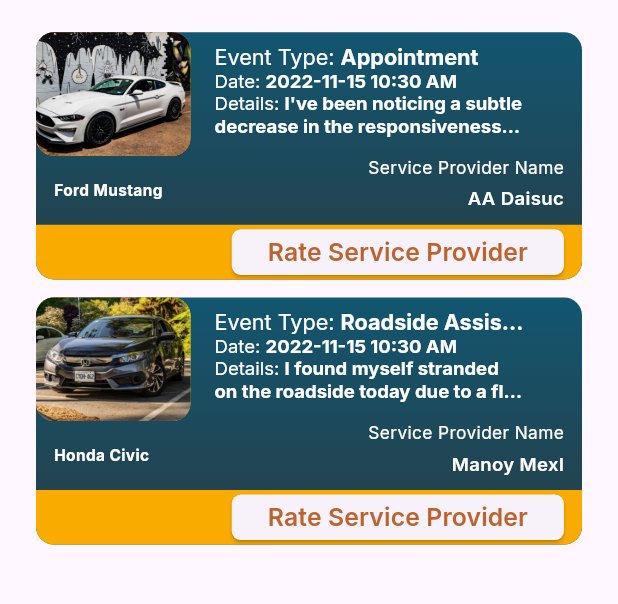
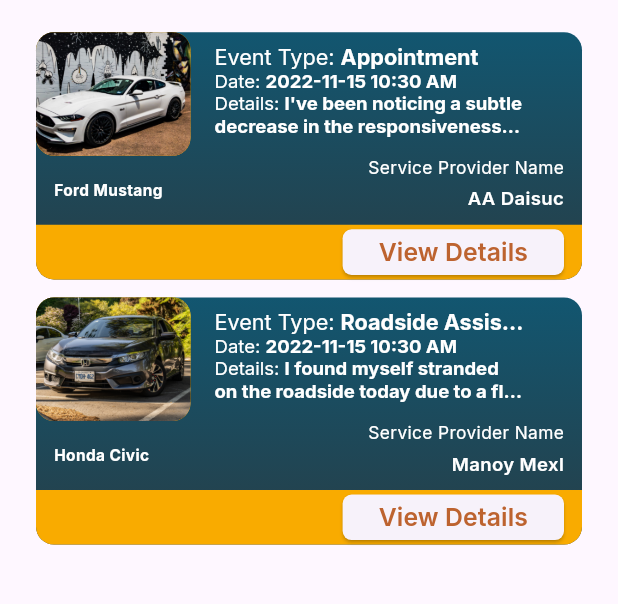
Before and after one commit to harleymamalias/mechanicall_app, a Flutter app: the screen it shows after launch, after a tap on the "menu" icon, after a tap on "Profile", after a tap on "View History", on a phone screen of 412 x 824 dp, the part 68-672 px from its top. Run offline on Flutter 3.47's test engine with Material 2 defaults, Android fonts, the phone set to English and light mode, and no system bars; our stand-ins replace file_picker, flutter_rating_bar, google_fonts.

Commit message:
Almost finished all service provider sidebar

```diff
--- a/lib/main.dart
+++ b/lib/main.dart
@@ -65,6 +65,7 @@
             ),
           ],
         ),
+        // endDrawer: CarOwnerSidebarCard());
         endDrawer: ServiceProviderSidebar());
   }
 }
--- /dev/null
+++ b/lib/sidebar/s-p_transaction_card.dart
@@ -0,0 +1,256 @@
+import 'package:flutter/material.dart';
+import '../app_styles.dart';
+import '../size_config.dart';
+import 's-p_transaction_details.dart';
+
+class ServiceProviderTransactionCard extends StatelessWidget {
+  final String eventType;
+  final String date;
+  final String serviceDetails;
+  final String serviceProviderName;
+  final String vehicleImage;
+  final String vehicleMake;
+  final String vehicleModel;
+
+  ServiceProviderTransactionCard({
+    required this.eventType,
+    required this.date,
+    required this.serviceDetails,
+    required this.serviceProviderName,
+    required this.vehicleImage,
+    required this.vehicleMake,
+    required this.vehicleModel,
+  });
+
+  @override
+  Widget build(BuildContext context) {
+    return Padding(
+      padding: const EdgeInsets.fromLTRB(24, 0, 24, 12),
+      child: Container(
+        height: SizeConfig.blockSizeVertical! * 20,
+        decoration: BoxDecoration(
+          gradient: LinearGradient(
+            begin: Alignment.bottomCenter,
+            end: Alignment.topCenter,
+            colors: [tCharcoal, Color(0xff125670)],
+          ),
+          borderRadius: BorderRadius.circular(12),
+        ),
+        child: GestureDetector(
+          onTap: () {},
+          child: Column(
+            children: [
+              Container(
+                height: SizeConfig.blockSizeVertical! * 10,
+                child: Row(
+                  children: [
+                    Container(
+                      width: SizeConfig.blockSizeHorizontal! * 25,
+                      height: SizeConfig.blockSizeVertical! * 25,
+                      decoration: BoxDecoration(
+                        color: tOrange,
+                        borderRadius: BorderRadius.circular(12),
+                        image: DecorationImage(
+                          image: AssetImage(vehicleImage),
+                          fit: BoxFit.cover,
+                        ),
+                      ),
+                    ),
+                    Padding(
+                      padding: const EdgeInsets.all(8.0),
+                      child: Column(
+                        mainAxisAlignment: MainAxisAlignment.start,
+                        crossAxisAlignment: CrossAxisAlignment.start,
+                        children: [
+                          Padding(
+                            padding: const EdgeInsets.fromLTRB(8, 0, 8, 0),
+                            child: Container(
+                              width: SizeConfig.blockSizeHorizontal! * 50,
+                              child: RichText(
+                                maxLines: 1,
+                                overflow: TextOverflow.ellipsis,
+                                text: TextSpan(
+                                  text: 'Event Type: ',
+                                  style: tInterRegular.copyWith(
+                                    color: tWhite,
+                                    fontSize:
+                                        SizeConfig.blockSizeHorizontal! * 3.5,
+                                  ),
+                                  children: <TextSpan>[
+                                    TextSpan(
+                                      text: eventType,
+                                      style: tInterBold.copyWith(
+                                        color: tWhite,
+                                        fontSize:
+                                            SizeConfig.blockSizeHorizontal! *
+                                                3.5,
+                                      ),
+                                    ),
+                                  ],
+                                ),
+                              ),
+                            ),
+                          ),
+                          Padding(
+                            padding: const EdgeInsets.fromLTRB(8, 0, 8, 0),
+                            child: Container(
+                              width: SizeConfig.blockSizeHorizontal! * 50,
+                              child: RichText(
+                                maxLines: 2,
+                                overflow: TextOverflow.ellipsis,
+                                text: TextSpan(
+                                  text: 'Date: ',
+                                  style: tInterRegular.copyWith(
+                                    color: tWhite,
+                                    fontSize:
+                                        SizeConfig.blockSizeHorizontal! * 3,
+                                  ),
+                                  children: <TextSpan>[
+                                    TextSpan(
+                                      text: date,
+                                      style: tInterBold.copyWith(
+                                        color: tWhite,
+                                        fontSize:
+                                            SizeConfig.blockSizeHorizontal! * 3,
+                                      ),
+                                    ),
+                                  ],
+                                ),
+                              ),
+                            ),
+                          ),
+                          Padding(
+                            padding: const EdgeInsets.fromLTRB(8, 0, 8, 0),
+                            child: Container(
+                              width: SizeConfig.blockSizeHorizontal! * 50,
+                              child: RichText(
+                                maxLines: 2,
+                                overflow: TextOverflow.ellipsis,
+                                text: TextSpan(
+                                  text: 'Details: ',
+                                  style: tInterRegular.copyWith(
+                                    color: tWhite,
+                                    fontSize:
+                                        SizeConfig.blockSizeHorizontal! * 3,
+                                  ),
+                                  children: <TextSpan>[
+                                    TextSpan(
+                                      text: serviceDetails,
+                                      style: tInterBold.copyWith(
+                                        color: tWhite,
+                                        fontSize:
+                                            SizeConfig.blockSizeHorizontal! * 3,
+                                      ),
+                                    ),
+                                  ],
+                                ),
+                              ),
+                            ),
+                          ),
+                        ],
+                      ),
+                    ),
+                  ],
+                ),
+              ),
+              Row(
+                mainAxisAlignment: MainAxisAlignment.spaceBetween,
+                crossAxisAlignment: CrossAxisAlignment.center,
+                children: [
+                  Padding(
+                    padding: const EdgeInsets.only(left: 12.0),
+                    child: Text(
+                      '$vehicleMake $vehicleModel',
+                      style: tInterBold.copyWith(
+                        color: tWhite,
+                        fontSize: SizeConfig.blockSizeHorizontal! * 2.5,
+                      ),
+                    ),
+                  ),
+                  Column(
+                    mainAxisAlignment: MainAxisAlignment.end,
+                    crossAxisAlignment: CrossAxisAlignment.end,
+                    children: [
+                      Padding(
+                        padding: const EdgeInsets.fromLTRB(8, 0, 12, 4),
+                        child: Text(
+                          'Service Provider Name',
+                          style: tInterRegular.copyWith(
+                            color: tWhite,
+                            fontSize: SizeConfig.blockSizeHorizontal! * 2.8,
+                          ),
+                        ),
+                      ),
+                      Padding(
+                        padding: const EdgeInsets.fromLTRB(8, 0, 12, 8),
+                        child: Text(
+                          serviceProviderName,
+                          maxLines: 1,
+                          overflow: TextOverflow.fade,
+                          style: tInterSemiBold.copyWith(
+                            color: tWhite,
+                            fontSize: SizeConfig.blockSizeHorizontal! * 3,
+                          ),
+                        ),
+                      ),
+                    ],
+                  ),
+                ],
+              ),
+              Expanded(
+                child: Container(
+                  decoration: BoxDecoration(
+                    color: tOrange,
+                    borderRadius: BorderRadius.only(
+                      bottomLeft: Radius.circular(12.0),
+                      bottomRight: Radius.circular(12.0),
+                    ),
+                  ),
+                  child: Row(
+                    mainAxisAlignment: MainAxisAlignment.end,
+                    children: [
+                      Padding(
+                        padding: const EdgeInsets.fromLTRB(3, 3, 12, 3),
+                        child: ElevatedButton(
+                          onPressed: () {
+                            Navigator.push(
+                              context,
+                              MaterialPageRoute(
+                                builder: (context) =>
+                                    ServiceProviderTransactionDetails(
+                                  eventType: eventType,
+                                  date: date,
+                                  serviceDetails: serviceDetails,
+                                  serviceProviderName: serviceProviderName,
+                                  vehicleImage: vehicleImage,
+                                  vehicleMake: vehicleMake,
+                                  vehicleModel: vehicleModel,
+                                ),
+                              ),
+                            );
+                          },
+                          child: Text(
+                            "View Details",
+                            style: tInterSemiBold.copyWith(
+                              color: tAlloyOrange,
+                              fontSize: SizeConfig.blockSizeVertical! * 2,
+                            ),
+                          ),
+                          style: ElevatedButton.styleFrom(
+                            shape: RoundedRectangleBorder(
+                              borderRadius: BorderRadius.circular(6.0),
+                            ),
+                          ),
+                        ),
+                      ),
+                    ],
+                  ),
+                ),
+              ),
+            ],
+          ),
+        ),
+      ),
+    );
+  }
+}
--- a/lib/sidebar/service-provider_history.dart
+++ b/lib/sidebar/service-provider_history.dart
@@ -0,0 +1,87 @@
+import 'package:flutter/material.dart';
+import '../app_styles.dart';
+import '../size_config.dart';
+import 's-p_transaction_card.dart';
+
+class ServiceProviderHistoryPage extends StatelessWidget {
+  @override
+  Widget build(BuildContext context) {
+    return Container(
+      color: Colors.white,
+      child: SafeArea(
+        child: Scaffold(
+          body: Column(
+            children: [
+              Row(
+                mainAxisAlignment: MainAxisAlignment.spaceBetween,
+                crossAxisAlignment: CrossAxisAlignment.center,
+                children: [
+                  Container(
+                    width: SizeConfig.blockSizeHorizontal! * 25,
+                    height: SizeConfig.blockSizeVertical! * 7.5,
+                    child: GestureDetector(
+                      onTap: () {
+                        Navigator.pop(context);
+                      },
+                      child: Align(
+                        alignment: Alignment.center,
+                        child: Icon(
+                          Icons.arrow_back_ios_new_rounded,
+                          size: SizeConfig.blockSizeHorizontal! * 7.5,
+                          color: tCharcoal,
+                        ),
+                      ),
+                    ),
+                  ),
+                  Center(
+                    child: Text(
+                      'My Transactions',
+                      style: tInterRegular.copyWith(
+                        fontWeight: FontWeight.w600,
+                        color: tCharcoal,
+                        fontSize: SizeConfig.blockSizeHorizontal! * 5,
+                      ),
+                    ),
+                  ),
+                  Container(
+                    width: SizeConfig.blockSizeHorizontal! * 25,
+                    height: SizeConfig.blockSizeVertical! * 7.5,
+                  ),
+                ],
+              ),
+              SizedBox(
+                height: 5,
+              ),
+              Expanded(
+                child: ListView(
+                  children: [
+                    ServiceProviderTransactionCard(
+                      eventType: 'Appointment',
+                      date: '2022-11-15 10:30 AM',
+                      serviceDetails:
+                          "I've been noticing a subtle decrease in the responsiveness of my car's brakes, and it feels like they're not gripping as effectively as before. For safety reasons, I'd like a comprehensive check and repair for the braking system. Additionally, as a responsible car owner, I'm keen on learning about the routine monthly maintenance tasks I should perform to keep my car in optimal condition. Your guidance on this matter would be greatly appreciated. Looking forward to your expertise in ensuring my vehicle's safety and longevity.",
+                      serviceProviderName: 'AA Daisuc',
+                      vehicleImage: 'assets/images/mustang.jpg',
+                      vehicleMake: 'Ford',
+                      vehicleModel: 'Mustang',
+                    ),
+                    ServiceProviderTransactionCard(
+                      eventType: 'Roadside Assistance',
+                      date: '2022-11-15 10:30 AM',
+                      serviceDetails:
+                          "I found myself stranded on the roadside today due to a flat tire. It seems the tire has worn out over time, and unfortunately, I wasn't able to replace it myself. I'm in need of urgent assistance to either repair or replace the tire. Additionally, if you could check the battery, as I suspect it might have run out, it would be greatly appreciated. Your prompt support in resolving these issues and getting me back on the road safely would mean a lot. Thank you in advance for your assistance.",
+                      serviceProviderName: 'Manoy Mexl',
+                      vehicleImage: 'assets/images/civic.jpg',
+                      vehicleMake: 'Honda',
+                      vehicleModel: 'Civic',
+                    ),
+                  ],
+                ),
+              ),
+            ],
+          ),
+        ),
+      ),
+    );
+  }
+}
--- a/lib/sidebar/service-provider_sidebar_card.dart
+++ b/lib/sidebar/service-provider_sidebar_card.dart
@@ -1,14 +1,12 @@
 import 'package:flutter/material.dart';
 import '../app_styles.dart';
 import '../size_config.dart';
-import '../sidebar/car-owner_profile.dart';
-import '../sidebar/car-owner_vehicles.dart';
-import '../sidebar/car-owner_history.dart';
-import '../sidebar/premium_page.dart';
 import '../sidebar/privacy-statement.dart';
 import '../sidebar/report_issue.dart';
 import '../sidebar/car-owner_d_backup.dart';
 import 'service-provider_certifications_page.dart';
+import 'service-provider_history.dart';
+import 'service-provider_profile.dart';
 
 class ServiceProviderSidebar extends StatelessWidget {
   @override
@@ -28,13 +26,13 @@
                 Center(
                   child: CircleAvatar(
                     radius: 40,
-                    backgroundImage: AssetImage('assets/images/harls.jpg'),
+                    backgroundImage: AssetImage('assets/images/meksel.jpg'),
                   ),
                 ),
                 SizedBox(height: 10),
                 Center(
                   child: Text(
-                    'Harley Mamalias',
+                    'Manoy Mexl',
                     style: tInterRegular.copyWith(
                       fontWeight: FontWeight.w600,
                       color: Colors.white,
@@ -75,7 +73,8 @@
                       Navigator.push(
                         context,
                         MaterialPageRoute(
-                            builder: (context) => ManageProfilePage()),
+                            builder: (context) =>
+                                ManageServiceProviderProfilePage()),
                       );
                     },
                   ),
@@ -114,8 +113,27 @@
                       Navigator.push(
                         context,
                         MaterialPageRoute(
-                            builder: (context) => CarOwnerHistoryPage()),
+                            builder: (context) => ServiceProviderHistoryPage()),
                       );
+                    },
+                  ),
+                ),
+                Padding(
+                  padding: const EdgeInsets.only(left: 20.0),
+                  child: ListTile(
+                    title: Text(
+                      'View Feedbacks and Ratings',
+                      style: tInterRegular.copyWith(
+                        color: Colors.white,
+                        fontSize: SizeConfig.blockSizeHorizontal! * 3.5,
+                      ),
+                    ),
+                    onTap: () {
+                      // Navigator.push(
+                      //   context,
+                      //   MaterialPageRoute(
+                      //       builder: (context) => ServiceProviderFeedback()),
+                      // );
                     },
                   ),
                 ),
```
Also changed, not shown: lib/sidebar/s-p_transaction_details.dart (added, +315 -0 lines), lib/sidebar/service-provider_profile.dart (renamed from lib/sidebar/car-owner_profile.dart, +7 -7 lines), assets/images/meksel.jpg (added).
